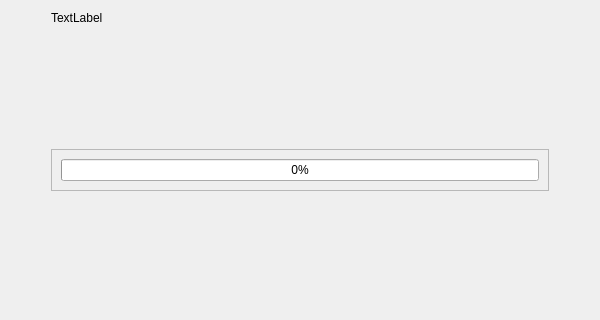
First picture: the form in src/wayland/convert/QvkConvertDialog_wl.ui, repository vkohaupt/vokoscreenNG, before the edit.
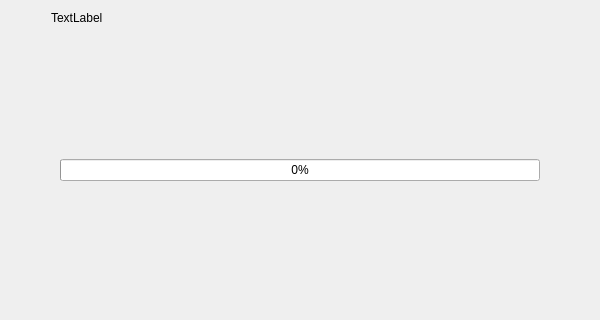
Second picture: the form after the edit. Icons and pictures are not drawn.

Commit message: Wayland: convert dialog

```diff
--- a/src/wayland/convert/QvkConvertDialog_wl.ui
+++ b/src/wayland/convert/QvkConvertDialog_wl.ui
@@ -52,7 +52,7 @@
       </size>
      </property>
      <property name="frameShape">
-      <enum>QFrame::Shape::StyledPanel</enum>
+      <enum>QFrame::Shape::NoFrame</enum>
      </property>
      <property name="frameShadow">
       <enum>QFrame::Shadow::Raised</enum>
```
Left out of the diff: 8 changed lines with no effect on the pictures. The commit also changes 1 other file.
